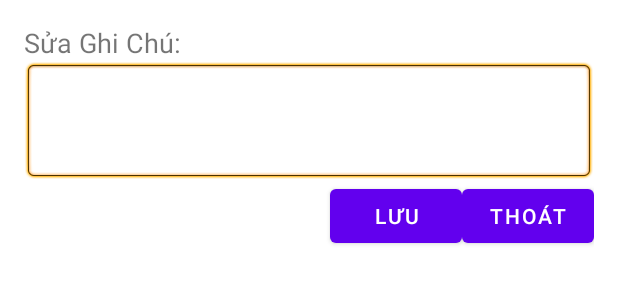
After one commit to vietdtds/homnayangi, an Android app: the layout note_edit.xml on its own in the app's theme, with its tools: preview values and no code run, on a phone screen of 412 x 824 dp. The commit adds this screen. Shown: the top 300 px of the screen. Run offline under Robolectric (Android 15) with nearby library versions, the phone set to English and light mode, and no system bars.

Commit message:
Sua note

```diff
--- a/app/src/main/java/com/example/homnayangi/NoteAdapter.java
+++ b/app/src/main/java/com/example/homnayangi/NoteAdapter.java
@@ -58,7 +58,7 @@ public class NoteAdapter extends BaseAdapter {
         imgEdit.setOnClickListener(new View.OnClickListener() {
             @Override
             public void onClick(View view) {
-
+                context.EditNote(note.getContent(), note.getId());
             }
         });
 
--- /dev/null
+++ b/app/src/main/res/layout/note_edit.xml
@@ -0,0 +1,45 @@
+<?xml version="1.0" encoding="utf-8"?>
+<LinearLayout
+    xmlns:android="http://schemas.android.com/apk/res/android"
+    android:layout_width="match_parent"
+    android:layout_height="match_parent"
+    android:orientation="vertical"
+    android:padding="16dp">
+
+    <TextView
+        android:layout_width="match_parent"
+        android:layout_height="wrap_content"
+        android:text="Sửa Ghi Chú:"
+        android:textSize="18sp"/>
+
+    <EditText
+        android:id="@+id/edtEdit"
+        android:layout_width="match_parent"
+        android:layout_height="wrap_content"
+        android:inputType="textMultiLine"
+        android:lines="5"
+        android:minLines="3"
+        android:gravity="top"
+        android:background="@android:drawable/editbox_background"/>
+
+    <LinearLayout
+        android:layout_width="match_parent"
+        android:layout_height="wrap_content"
+        android:orientation="horizontal"
+        android:gravity="end">
+
+        <Button
+            android:id="@+id/btnSave"
+            android:layout_width="wrap_content"
+            android:layout_height="wrap_content"
+            android:text="Lưu"/>
+
+        <Button
+            android:id="@+id/btnCancel"
+            android:layout_width="wrap_content"
+            android:layout_height="wrap_content"
+            android:text="Thoát"/>
+
+    </LinearLayout>
+
+</LinearLayout>
```
Also changed, not shown: app/src/main/java/com/example/homnayangi/NoteActivity.java (+31 -29 lines), app/src/main/java/com/example/homnayangi/NoteFragment.java (deleted, +0 -71 lines), app/src/main/res/layout/fragment_note.xml (deleted, +0 -38 lines), app/src/main/res/layout/note_item.xml (+4 -4 lines).
